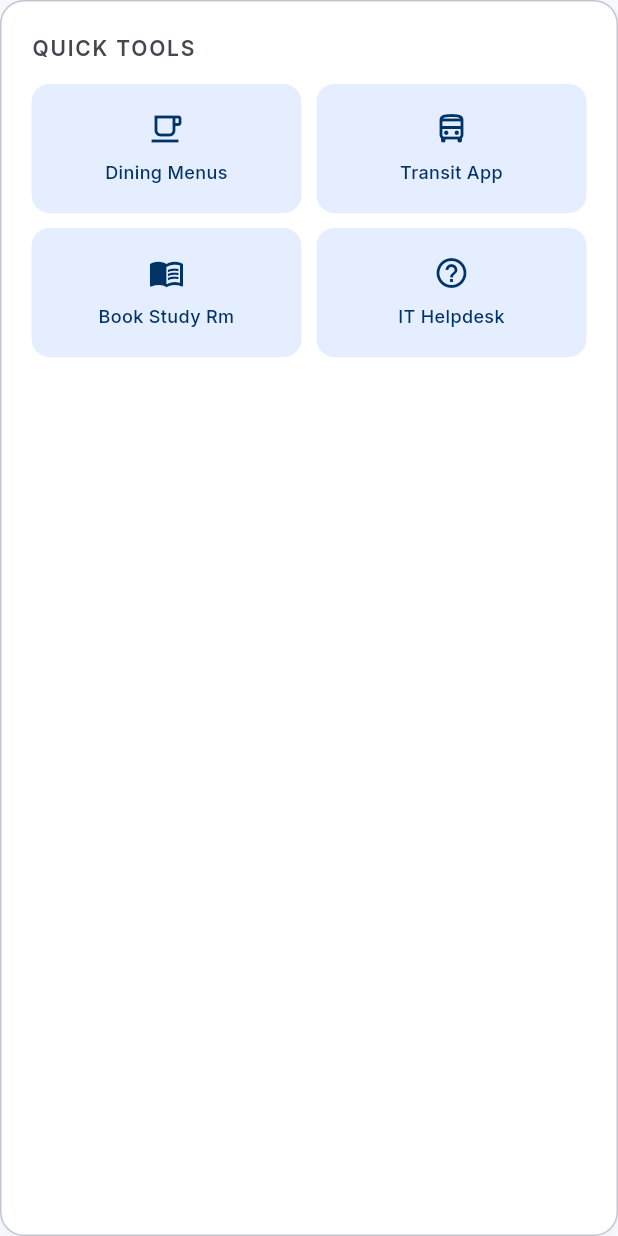
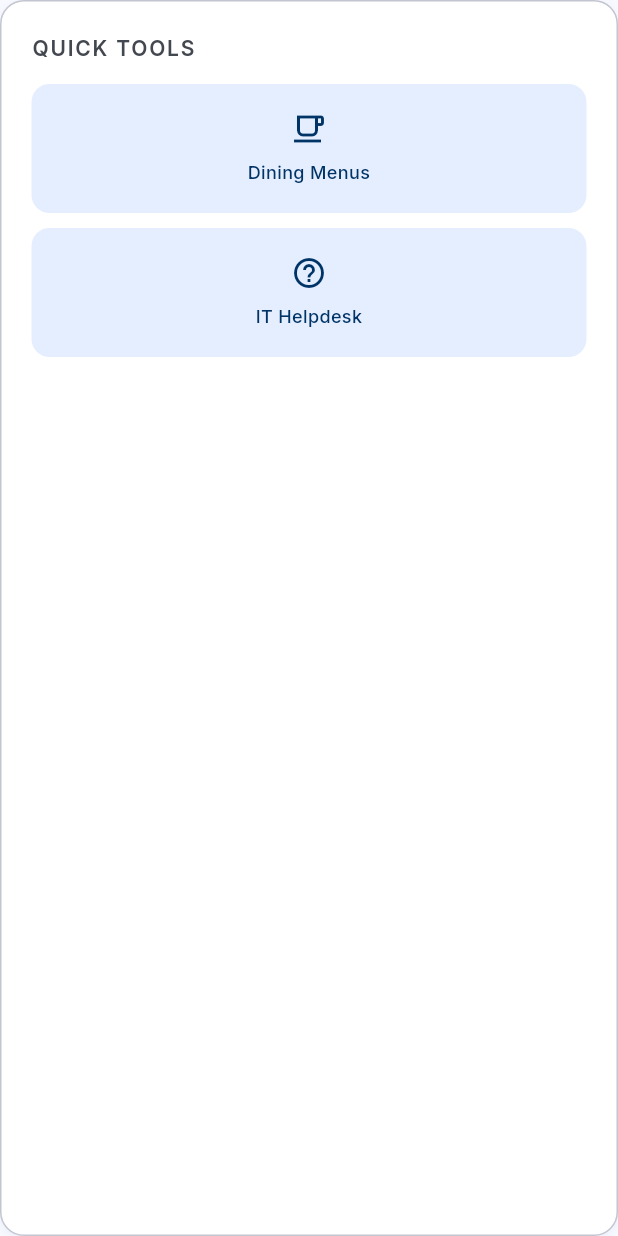
Before and after one commit to mustafabaki/campusphere, a Flutter app: the QuickTools widget shown alone on an empty page, opened directly, on a phone screen of 412 x 824 dp. Run offline on Flutter 3.47's test engine with Material 3 defaults, Android fonts, the phone set to English and light mode, and no system bars; our stand-ins replace firebase_core, firebase_messaging, google_fonts, shared_preferences; accounts and stored records are empty; network calls fail.

Commit message:
refactor: remove Transit App and Book Study Room buttons from quick tools menu

```diff
--- a/campusphere_frontend/lib/pages/Home/widgets/quick_tools.dart
+++ b/campusphere_frontend/lib/pages/Home/widgets/quick_tools.dart
@@ -43,25 +43,11 @@ class QuickTools extends StatelessWidget {
                   label: 'Dining Menus',
                 ),
               ),
-              const SizedBox(width: 10),
-              Expanded(
-                child: _QuickToolButton(
-                  icon: Icons.directions_bus_outlined,
-                  label: 'Transit App',
-                ),
-              ),
             ],
           ),
           const SizedBox(height: 10),
           Row(
             children: [
-              Expanded(
-                child: _QuickToolButton(
-                  icon: Icons.menu_book_outlined,
-                  label: 'Book Study Rm',
-                ),
-              ),
-              const SizedBox(width: 10),
               Expanded(
                 child: _QuickToolButton(
                   icon: Icons.help_outline,
```
